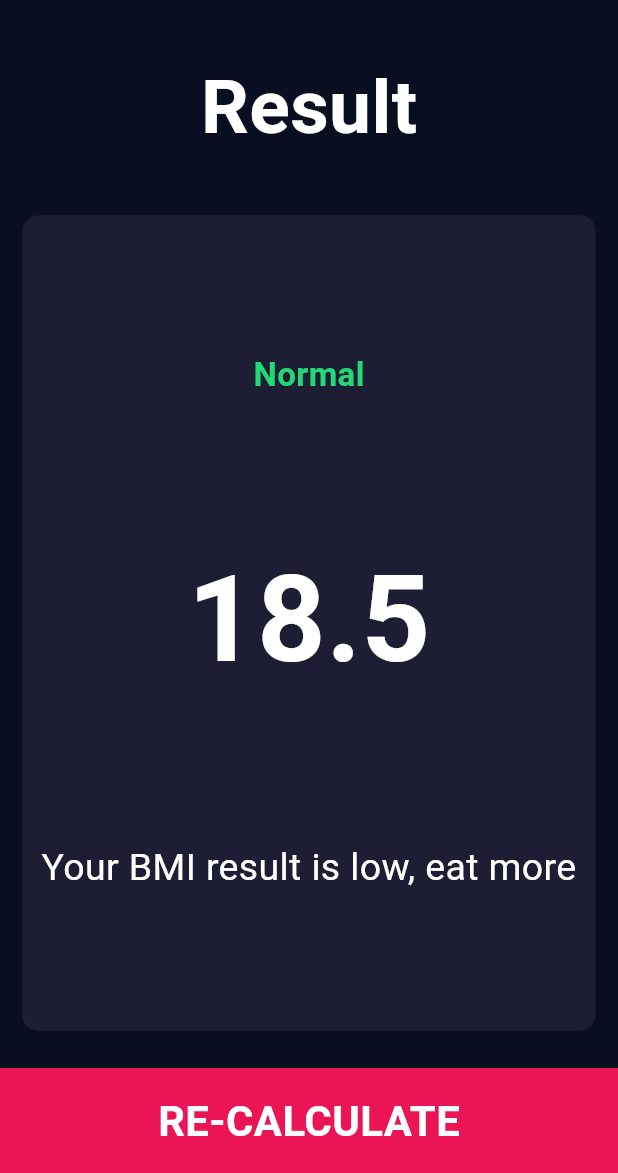
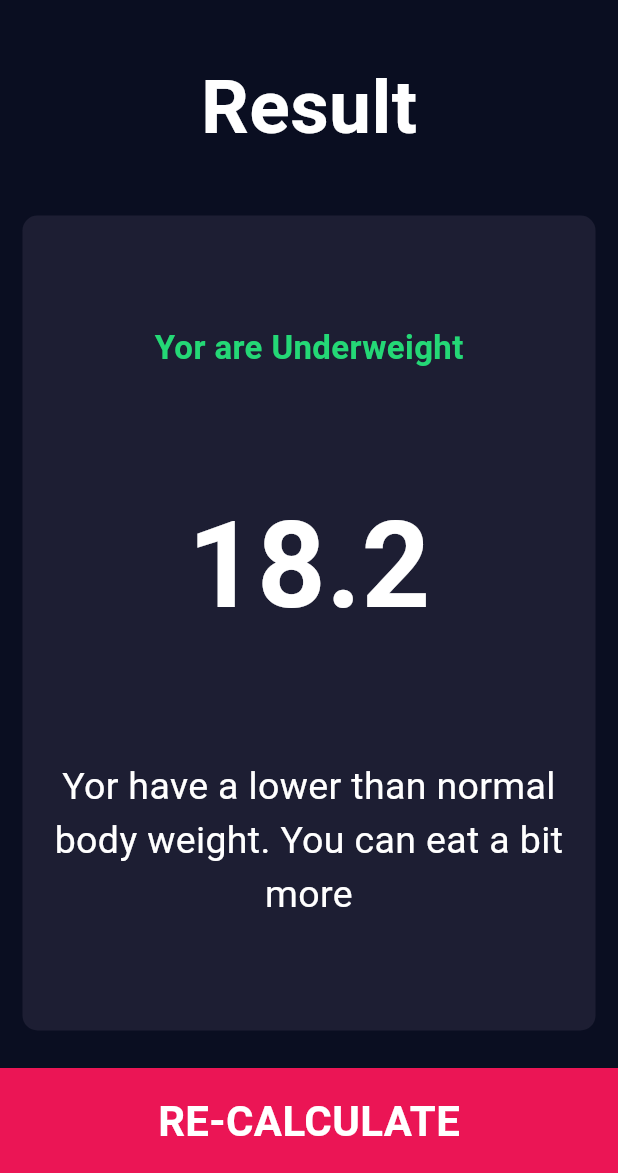
Before and after one commit to abdulrehmana28/flutter_bmi_calculator, a Flutter app: the screen it shows after launch, after a tap on "CALCULATE", on a phone screen of 412 x 824 dp, the part 63-1236 px from its top. Run offline on Flutter 3.47's test engine with Material 3 defaults, Android fonts, the phone set to English and light mode, and no system bars; our stand-ins replace font_awesome_flutter.

Commit message:
added main functionality

```diff
--- a/lib/calculateFuncationality.dart
+++ b/lib/calculateFuncationality.dart
@@ -1,6 +1,34 @@
+import 'dart:math';
+
 class CalculateFuncationality {
-  CalculateFuncationality(this.height, this.weight);
+  CalculateFuncationality({required this.height, required this.weight});
 
   final int height;
   final int weight;
+  late double _bmi;
+
+  String calculateBMI() {
+    _bmi = weight / pow(height / 100, 2);
+    return _bmi.toStringAsFixed(1);
+  }
+
+  String getResultText() {
+    if (_bmi >= 25) {
+      return 'You Overweight';
+    } else if (_bmi > 18.5) {
+      return 'Normal';
+    } else {
+      return 'Yor are Underweight';
+    }
+  }
+
+  String getInterpretation() {
+    if (_bmi >= 25) {
+      return 'You have a higher than normal body weight. Try to exercise more.';
+    } else if (_bmi > 18.5) {
+      return 'You have a normal body weight. Good job';
+    } else {
+      return 'Yor have a lower than normal body weight. You can eat a bit more';
+    }
+  }
 }
--- a/lib/input_page.dart
+++ b/lib/input_page.dart
@@ -5,6 +5,7 @@ import 'package:flutter_bmi_calculator/reusable_card.dart';
 import 'package:font_awesome_flutter/font_awesome_flutter.dart';
 
 import 'bottom_button.dart';
+import 'calculateFuncationality.dart';
 import 'constants.dart';
 import 'raw_round_button.dart';
 
@@ -223,10 +224,16 @@ class _InputPageState extends State<InputPage> {
           BottomButton(
             buttonText: 'calculate',
             onClick: () {
+              CalculateFuncationality calc = CalculateFuncationality(
+                  height: userHeight, weight: userWeight);
               Navigator.push(
                 context,
                 MaterialPageRoute(
-                  builder: (context) => ResultPage(),
+                  builder: (context) => ResultPage(
+                    bmiResult: calc.calculateBMI(),
+                    resultText: calc.getResultText(),
+                    interpretation: calc.getInterpretation(),
+                  ),
                 ),
               );
             },
--- a/lib/result_page.dart
+++ b/lib/result_page.dart
@@ -5,7 +5,14 @@ import 'bottom_button.dart';
 import 'constants.dart';
 
 class ResultPage extends StatelessWidget {
-  const ResultPage({super.key});
+  ResultPage(
+      {required this.bmiResult,
+      required this.resultText,
+      required this.interpretation});
+
+  final String bmiResult;
+  final String resultText;
+  final String interpretation;
 
   @override
   Widget build(BuildContext context) {
@@ -36,15 +43,15 @@ class ResultPage extends StatelessWidget {
                 crossAxisAlignment: CrossAxisAlignment.center,
                 children: [
                   Text(
-                    'Normal',
+                    resultText,
                     style: kResultTextStyle,
                   ),
                   Text(
-                    '18.5',
+                    bmiResult,
                     style: kBmiTextStyle,
                   ),
                   Text(
-                    'Your BMI result is low, eat more',
+                    interpretation,
                     style: kBmiInterpretationTextStyle,
                     textAlign: TextAlign.center,
                   ),
```
